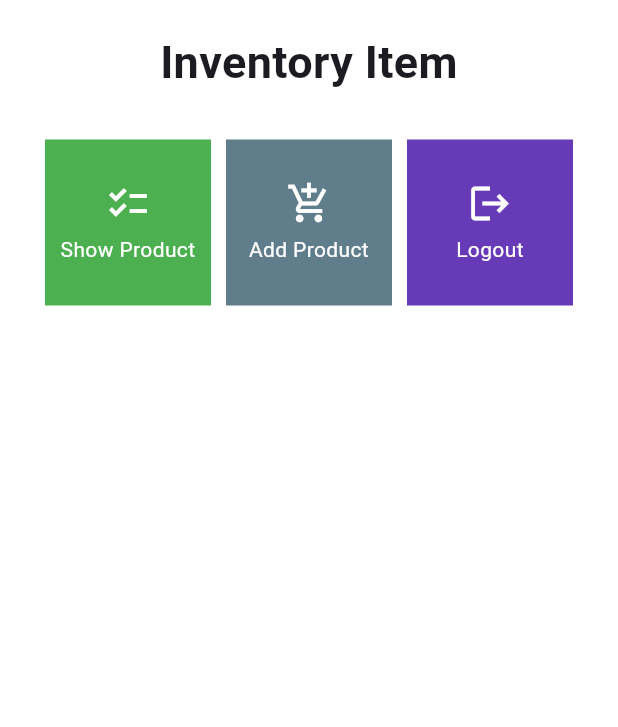
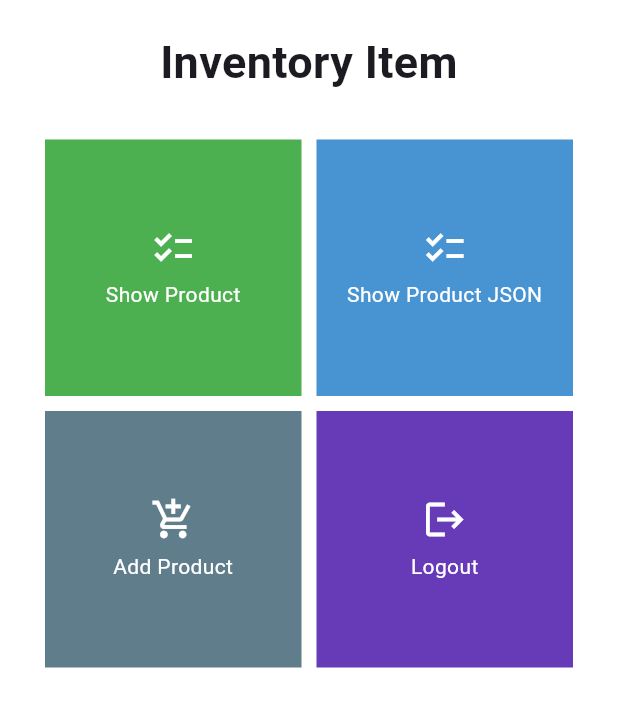
Before and after one commit to fikrirmdhna/fantasy-guild-market-mobile, a Flutter app: the MyHomePage screen opened directly, on a phone screen of 412 x 824 dp, the part 84-811 px from its top. Run offline on Flutter 3.47's test engine with Material 2 defaults, Android fonts, the light colour scheme and no system bars; missing offline and left inert: pbp_django_auth.

Commit message:
mengerjakan tugas 9

```diff
--- /dev/null
+++ b/lib/models/product.dart
@@ -0,0 +1,86 @@
+// To parse this JSON data, do
+//
+//     final products = productsFromJson(jsonString);
+
+import 'dart:convert';
+
+List<Products> productsFromJson(String str) => List<Products>.from(json.decode(str).map((x) => Products.fromJson(x)));
+
+String productsToJson(List<Products> data) => json.encode(List<dynamic>.from(data.map((x) => x.toJson())));
+
+class Products {
+    String model;
+    int pk;
+    Fields fields;
+
+    Products({
+        required this.model,
+        required this.pk,
+        required this.fields,
+    });
+
+    factory Products.fromJson(Map<String, dynamic> json) => Products(
+        model: json["model"],
+        pk: json["pk"],
+        fields: Fields.fromJson(json["fields"]),
+    );
+
+    Map<String, dynamic> toJson() => {
+        "model": model,
+        "pk": pk,
+        "fields": fields.toJson(),
+    };
+}
+
+class Fields {
+    String name;
+    int amount;
+    String description;
+    int price;
+    int power;
+    DateTime dateAdded;
+    int user;
+
+    Fields({
+        required this.name,
+        required this.amount,
+        required this.description,
+        required this.price,
+        required this.power,
+        required this.dateAdded,
+        required this.user,
+    });
+
+    factory Fields.fromJson(Map<String, dynamic> json) => Fields(
+        name: json["name"],
+        amount: json["amount"],
+        description: json["description"],
+        price: json["price"],
+        power: json["power"],
+        dateAdded: DateTime.parse(json["date_added"]),
+        user: json["user"],
+    );
+
+    // factory Fields.fromJsontoArray(Map<String, dynamic> json) => Fields(
+    //     var list = json['items'] as List;
+    //     List<Products> itemsList = list.map((i) => Item.fromJSON(i)).toList();
+    //     name: json["name"],
+    //     amount: json["amount"],
+    //     description: json["description"],
+    //     price: json["price"],
+    //     power: json["power"],
+    //     dateAdded: DateTime.parse(json["date_added"]),
+    //     user: json["user"],
+    // );
+
+
+    Map<String, dynamic> toJson() => {
+        "name": name,
+        "amount": amount,
+        "description": description,
+        "price": price,
+        "power": power,
+        "date_added": "${dateAdded.year.toString().padLeft(4, '0')}-${dateAdded.month.toString().padLeft(2, '0')}-${dateAdded.day.toString().padLeft(2, '0')}",
+        "user": user,
+    };
+}
--- a/lib/screens/menu.dart
+++ b/lib/screens/menu.dart
@@ -7,6 +7,7 @@ class MyHomePage extends StatelessWidget {
 
   final List<InventoryItem> items = [
       InventoryItem("Show Product", Icons.checklist, Colors.green),
+      InventoryItem("Show Product JSON", Icons.checklist, const Color.fromARGB(255, 72, 148, 210)),
       InventoryItem("Add Product", Icons.add_shopping_cart, Colors.blueGrey),
       InventoryItem("Logout", Icons.logout, Colors.deepPurple),
   ];
@@ -58,7 +59,7 @@ class MyHomePage extends StatelessWidget {
                     padding: const EdgeInsets.all(20),
                     crossAxisSpacing: 10,
                     mainAxisSpacing: 10,
-                    crossAxisCount: 3,
+                    crossAxisCount: 2,
                     shrinkWrap: true,
                     children: items.map((InventoryItem item) {
                       // Iterasi untuk setiap item
--- a/lib/widgets/item_card.dart
+++ b/lib/widgets/item_card.dart
@@ -5,6 +5,7 @@ class Item{
   int amount, price, power;
 
   Item(this.name, this.amount, this.price, this.power, this.description);
+
 }
 
 class ItemCard extends StatelessWidget {
--- a/pubspec.yaml
+++ b/pubspec.yaml
@@ -35,6 +35,9 @@ dependencies:
   # The following adds the Cupertino Icons font to your application.
   # Use with the CupertinoIcons class for iOS style icons.
   cupertino_icons: ^1.0.2
+  provider: ^6.1.1
+  pbp_django_auth: ^0.4.0
+  http: ^1.1.0
 
 dev_dependencies:
   flutter_test:
```
Also changed, not shown: lib/main.dart (+16 -23 lines), lib/screens/list_product.dart (added, +102 -0 lines), lib/screens/login.dart (added, +128 -0 lines), lib/screens/product_form.dart (+38 -32 lines), lib/screens/register.dart (added, +194 -0 lines), lib/widgets/left_drawer.dart (+12 -0 lines), lib/widgets/product_card.dart (+31 -1 lines), pubspec.lock, 8 other files.
